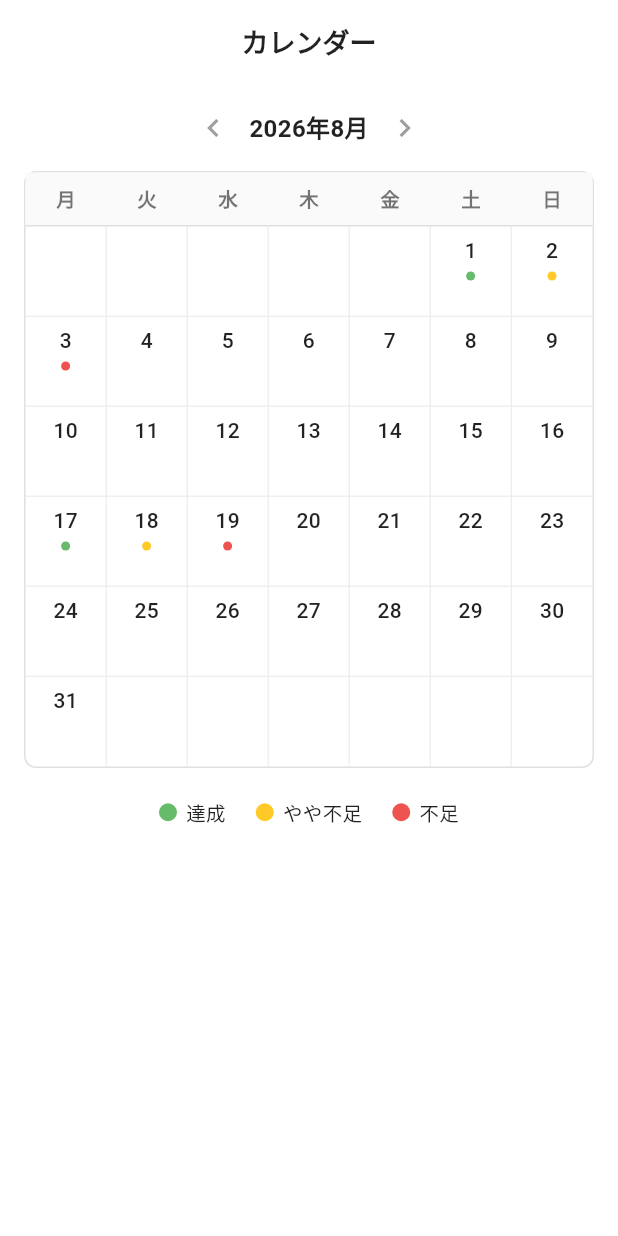
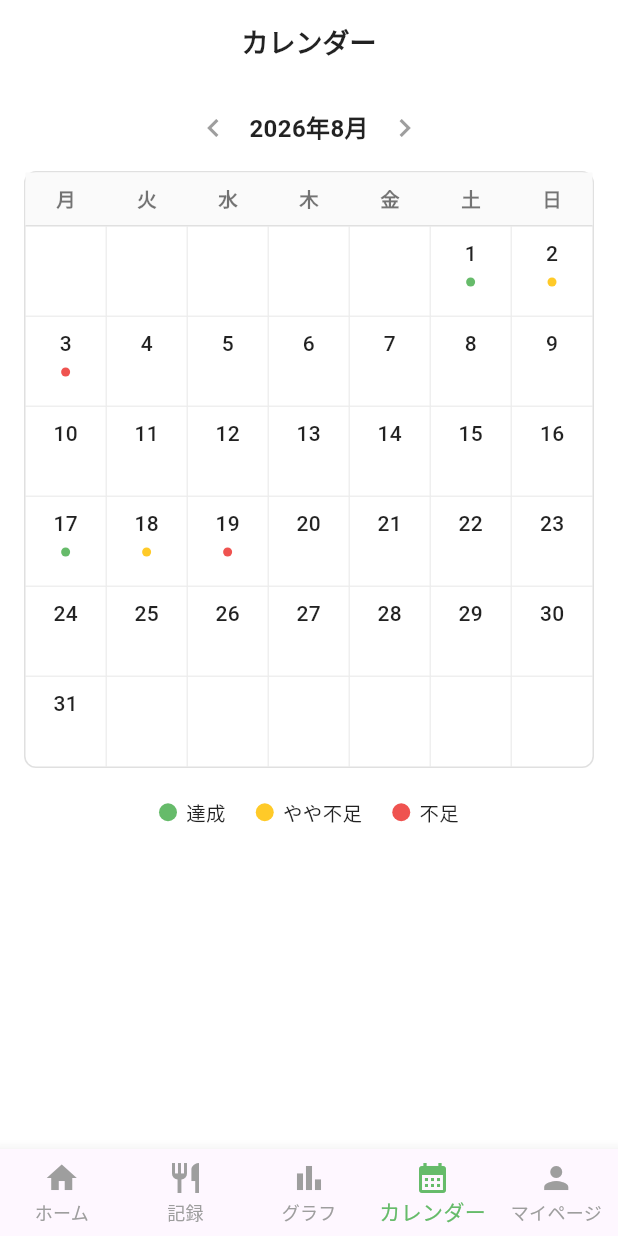
Before and after one commit to otya-0824/1600man, a Flutter app: the CalendarScreen screen opened directly, on a phone screen of 412 x 824 dp. Run offline on Flutter 3.47's test engine with Material 3 defaults, Android fonts, the phone set to English and light mode, and no system bars; our stand-ins replace firebase_core, fl_chart; accounts and stored records are empty.

Commit message:
Add files via upload

```diff
--- a/lib/calendar.dart
+++ b/lib/calendar.dart
@@ -1,4 +1,8 @@
 import 'package:flutter/material.dart';
+import 'home.dart';
+import 'meal.dart';
+import 'gurahu.dart';
+import 'mypage.dart';
 
 class CalendarScreen extends StatefulWidget {
   const CalendarScreen({super.key});
@@ -73,6 +77,8 @@ class _CalendarScreenState extends State<CalendarScreen> {
 
   @override
   Widget build(BuildContext context) {
+    const Color primaryGreen = Color(0xFF66BB6A);
+
     return Scaffold(
       backgroundColor: Colors.white,
       appBar: AppBar(
@@ -174,6 +180,51 @@ class _CalendarScreenState extends State<CalendarScreen> {
           ),
         ],
       ),
+
+      // ボトムナビゲーションバーを追加
+      bottomNavigationBar: BottomNavigationBar(
+        currentIndex: 3, // カレンダーをアクティブ表示（0:ホーム, 1:記録, 2:グラフ, 3:カレンダー, 4:マイページ）
+        type: BottomNavigationBarType.fixed,
+        selectedItemColor: primaryGreen,
+        unselectedItemColor: Colors.grey,
+        onTap: (index) {
+          if (index == 3) return; // すでにカレンダーにいる場合は何もしない
+          switch (index) {
+            case 0:
+              Navigator.pushReplacement(
+                context,
+                MaterialPageRoute(builder: (_) => const HomePage()),
+              );
+              break;
+            case 1:
+              Navigator.pushReplacement(
+                context,
+                MaterialPageRoute(builder: (_) => const MealPage()),
+              );
+              break;
+            case 2:
+              Navigator.pushReplacement(
+                context,
+                MaterialPageRoute(builder: (_) => const GraphScreen()),
+              );
+              break;
+            case 4:
+              Navigator.pushReplacement(
+                context,
+                MaterialPageRoute(builder: (_) => const MypageScreen()),
+              );
+              break;
+          }
+        },
+        items: const [
+          BottomNavigationBarItem(icon: Icon(Icons.home), label: 'ホーム'),
+          BottomNavigationBarItem(icon: Icon(Icons.restaurant), label: '記録'),
+          BottomNavigationBarItem(icon: Icon(Icons.bar_chart), label: 'グラフ'),
+          BottomNavigationBarItem(
+              icon: Icon(Icons.calendar_month), label: 'カレンダー'),
+          BottomNavigationBarItem(icon: Icon(Icons.person), label: 'マイページ'),
+        ],
+      ),
     );
   }
 
@@ -187,6 +238,9 @@ class _CalendarScreenState extends State<CalendarScreen> {
     int totalCells = leadingSpaces + daysInMonth;
     int totalRows = (totalCells / 7).ceil();
 
+    // 今日の日付を取得
+    DateTime now = DateTime.now();
+
     return Column(
       children: List.generate(totalRows, (row) {
         return Row(
@@ -197,10 +251,17 @@ class _CalendarScreenState extends State<CalendarScreen> {
             bool isEffectiveDay = index >= leadingSpaces && day <= daysInMonth;
 
             // 各有効な日付に対応するステータスを取得するためのキーを作成
-            // 例: "2026-8-17"
             String dateKey = "$year-$month-$day";
             String? status = isEffectiveDay ? _backendDailyStatusMap[dateKey] : null;
             Color? dotColor = _getStatusColor(status);
+
+            // 今日かどうかを判定
+            bool isToday = isEffectiveDay &&
+                now.year == year &&
+                now.month == month &&
+                now.day == day;
+
+            const Color primaryGreen = Color(0xFF66BB6A);
 
             return Expanded(
               child: Container(
@@ -221,12 +282,21 @@ class _CalendarScreenState extends State<CalendarScreen> {
                     ? Column(
                         mainAxisAlignment: MainAxisAlignment.start,
                         children: [
-                          Text(
-                            '$day',
-                            style: const TextStyle(
-                              fontSize: 14,
-                              color: Colors.black87,
-                              fontWeight: FontWeight.w500,
+                          Container(
+                            width: 24,
+                            height: 24,
+                            alignment: Alignment.center,
+                            decoration: BoxDecoration(
+                              shape: BoxShape.circle,
+                              color: isToday ? primaryGreen : Colors.transparent,
+                            ),
+                            child: Text(
+                              '$day',
+                              style: TextStyle(
+                                fontSize: 14,
+                                color: isToday ? Colors.white : Colors.black87,
+                                fontWeight: isToday ? FontWeight.bold : FontWeight.w500,
+                              ),
                             ),
                           ),
                           const SizedBox(height: 4),
```
Also changed, not shown: lib/gurahu.dart (+63 -9 lines), lib/mypage.dart (line endings or trailing spaces).
